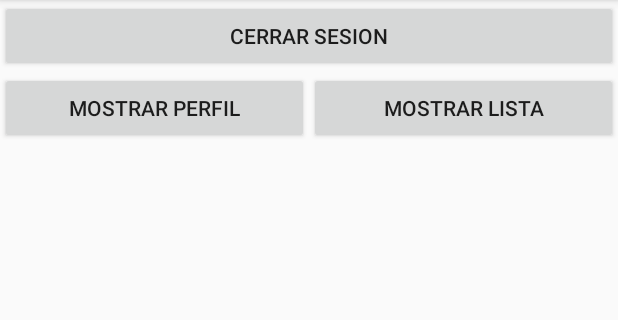
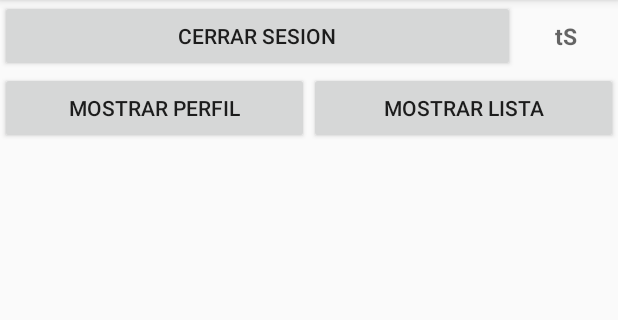
Before and after one commit to alegutim/Ejercicio1, an Android app: the FragmentActivity screen opened directly, with no data from a screen before it, on a phone screen of 412 x 824 dp, the part 84-404 px from its top. Run offline under Robolectric (Android 15) with nearby library versions, the phone set to English and light mode, and no system bars; 2 statements that could not run were skipped.

```diff
--- a/app/src/main/AndroidManifest.xml
+++ b/app/src/main/AndroidManifest.xml
@@ -18,6 +18,7 @@
         <activity android:name=".FragmentActivity" />
         <activity android:name=".DetalleActivity" />
         <activity android:name=".ActivityRegistro"></activity>
+        <service android:name=".service.ServiceTimer"></service>
     </application>
 
 </manifest>
--- a/app/src/main/java/mx/com/alegutim/ejercicio1/FragmentActivity.java
+++ b/app/src/main/java/mx/com/alegutim/ejercicio1/FragmentActivity.java
@@ -1,19 +1,33 @@
 package mx.com.alegutim.ejercicio1;
 
 import android.app.Fragment;
+import android.content.BroadcastReceiver;
+import android.content.Context;
 import android.content.Intent;
+import android.content.IntentFilter;
 import android.support.v7.app.AppCompatActivity;
 import android.os.Bundle;
+import android.util.Log;
 import android.view.View;
+import android.widget.TextView;
 
 import mx.com.alegutim.ejercicio1.fragment.FragmentLista;
 import mx.com.alegutim.ejercicio1.fragment.FragmentPerfil;
+import mx.com.alegutim.ejercicio1.service.ServiceTimer;
 import mx.com.alegutim.ejercicio1.util.SharedPreferenceUtil;
 
 public class FragmentActivity extends AppCompatActivity implements View.OnClickListener {
     String usuario;
     String ultConexion;
+    TextView txvSesion;
     SharedPreferenceUtil sharedPreferenceUtil;
+    private BroadcastReceiver broadcastReceiver = new BroadcastReceiver() {
+        @Override
+        public void onReceive(Context context, Intent intent) {
+            int count = intent.getExtras().getInt("timer");
+            txvSesion.setText(String.valueOf(count));
+        }
+    };
     @Override
     protected void onCreate(Bundle savedInstanceState) {
         super.onCreate(savedInstanceState);
@@ -24,7 +38,8 @@ public class FragmentActivity extends AppCompatActivity implements View.OnClickL
         findViewById(R.id.btnperfil).setOnClickListener(this);
         findViewById(R.id.btnlista).setOnClickListener(this);
         findViewById(R.id.btncSesion).setOnClickListener(this);
-
+        txvSesion = (TextView) findViewById(R.id.txvSesion);
+        startService(new Intent(getApplicationContext(), ServiceTimer.class));
 
     }
 
@@ -63,4 +78,26 @@ public class FragmentActivity extends AppCompatActivity implements View.OnClickL
         getFragmentManager().beginTransaction().replace(R.id.fragmentHolder, new FragmentLista()).commit();
 
     }
+
+
+    @Override
+    protected void onResume() {
+        super.onResume();
+        IntentFilter intentFilter = new IntentFilter();
+        intentFilter.addAction(ServiceTimer.ACTION_SEND_TIMER);
+        registerReceiver(broadcastReceiver,intentFilter);
+        }
+
+    @Override
+    protected void onPause() {
+        super.onPause();
+        unregisterReceiver(broadcastReceiver);
+    }
+
+    @Override
+    protected void onDestroy() {
+        super.onDestroy();
+        sharedPreferenceUtil.saveTimeSession(Integer.parseInt(txvSesion.getText().toString()));
+        stopService(new Intent(getApplicationContext(),ServiceTimer.class));
+    }
 }
--- a/app/src/main/java/mx/com/alegutim/ejercicio1/MainActivity.java
+++ b/app/src/main/java/mx/com/alegutim/ejercicio1/MainActivity.java
@@ -12,6 +12,7 @@ import java.text.SimpleDateFormat;
 import java.util.Date;
 
 import mx.com.alegutim.ejercicio1.model.Usuario;
+import mx.com.alegutim.ejercicio1.service.ServiceTimer;
 import mx.com.alegutim.ejercicio1.sql.UsuarioDataSource;
 import mx.com.alegutim.ejercicio1.util.SharedPreferenceUtil;
 
--- a/app/src/main/res/layout/activity_fragment.xml
+++ b/app/src/main/res/layout/activity_fragment.xml
@@ -1,6 +1,5 @@
 <?xml version="1.0" encoding="utf-8"?>
 <LinearLayout xmlns:android="http://schemas.android.com/apk/res/android"
-    xmlns:tools="http://schemas.android.com/tools"
     android:orientation="vertical"
     android:layout_width="match_parent"
     android:layout_height="match_parent">
@@ -9,10 +8,21 @@
         android:layout_width="match_parent"
         android:layout_height="wrap_content">
         <Button
+            android:layout_weight="1"
             android:id="@+id/btncSesion"
             android:text="Cerrar sesion"
             android:layout_width="match_parent"
             android:layout_height="wrap_content" />
+        <TextView
+            android:id="@+id/txvSesion"
+            android:layout_gravity="center"
+            android:gravity="center"
+            android:textStyle="bold"
+            android:hint="tS"
+            android:textSize="15sp"
+            android:layout_weight="5"
+            android:layout_width="match_parent"
+            android:layout_height="wrap_content"/>
     </LinearLayout>
     <LinearLayout
         android:orientation="horizontal"
```
Also changed, not shown: app/src/main/java/mx/com/alegutim/ejercicio1/service/ServiceTimer.java (added, +60 -0 lines), app/src/main/java/mx/com/alegutim/ejercicio1/util/SharedPreferenceUtil.java (+9 -0 lines).
